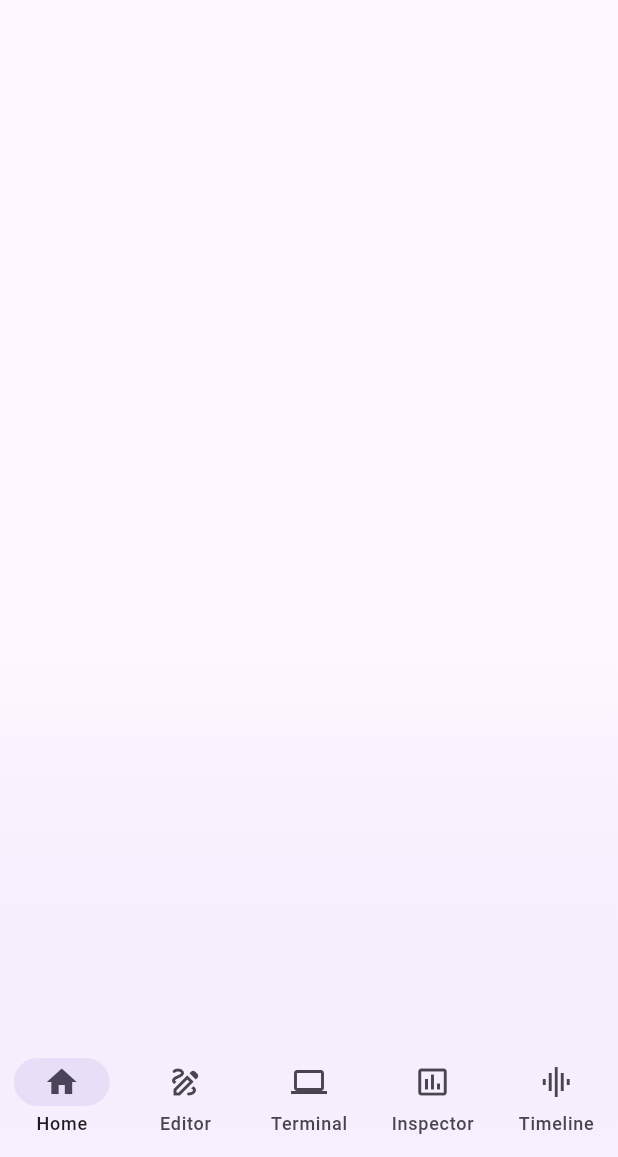
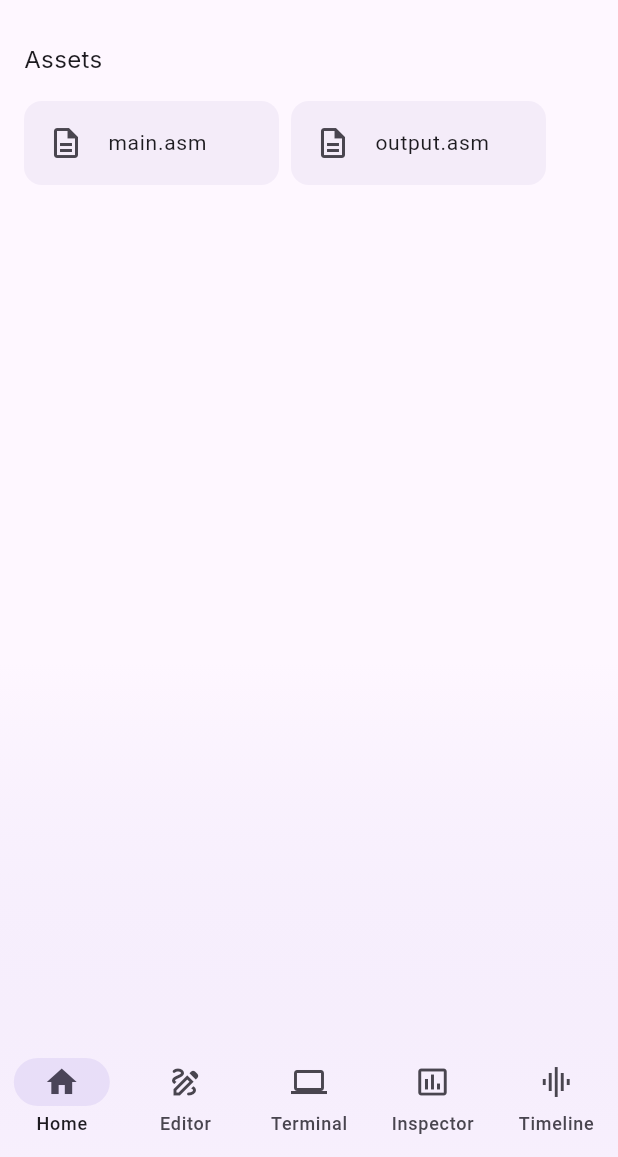
Before and after one commit to ljcucc/sicxe-ide, a Flutter app: the screen it shows after launch, on a phone screen of 412 x 824 dp, the part 79-1236 px from its top. Run offline on Flutter 3.47's test engine with Material 3 defaults, Android fonts, the phone set to English and light mode, and no system bars; drawn by our look-alikes of dynamic_color; our stand-ins replace flutter_markdown, google_fonts; missing offline and left inert: code_text_field, linked_scroll_controller, xterm.

Commit message:
create and apply assets page, change navigation_page_widget to navigation_page_view

```diff
--- a/lib/compact_layout.dart
+++ b/lib/compact_layout.dart
@@ -3,7 +3,7 @@ import 'dart:math';
 import 'package:flutter/material.dart';
 import 'package:provider/provider.dart';
 import 'package:sicxe/navigation_page_provider.dart';
-import 'package:sicxe/navigation_page_widget.dart';
+import 'package:sicxe/navigation_page_view.dart';
 import 'package:sicxe/pages/editor_page/editor_page.dart';
 import 'package:sicxe/pages/home_page/home_page_compact.dart';
 import 'package:sicxe/pages/inspector_page/inspector_page.dart';
--- a/lib/large_layout.dart
+++ b/lib/large_layout.dart
@@ -3,7 +3,7 @@ import 'dart:math';
 import 'package:flutter/material.dart';
 import 'package:provider/provider.dart';
 import 'package:sicxe/navigation_page_provider.dart';
-import 'package:sicxe/navigation_page_widget.dart';
+import 'package:sicxe/navigation_page_view.dart';
 import 'package:sicxe/pages/editor_page/editor_page.dart';
 import 'package:sicxe/pages/home_page/home_page.dart';
 import 'package:sicxe/pages/inspector_page/inspector_page.dart';
@@ -52,7 +52,7 @@ class LargeLayout extends StatelessWidget {
         final pageId = navPageProvider.id;
 
         final pageIndexMap = [
-          NavigationPageId.Home,
+          NavigationPageId.Assets,
           NavigationPageId.Editor,
           NavigationPageId.Terminal,
           NavigationPageId.Timeline,
@@ -66,8 +66,8 @@ class LargeLayout extends StatelessWidget {
         final navigationRail = LargeScreenNavigationRail(
           destinations: const [
             NavigationDestination(
-              icon: Icon(Icons.home),
-              label: "Home",
+              icon: Icon(Icons.folder),
+              label: "Assets",
             ),
             NavigationDestination(
               icon: Icon(Icons.draw_outlined),
--- a/lib/navigation_page_provider.dart
+++ b/lib/navigation_page_provider.dart
@@ -2,6 +2,7 @@ import 'package:flutter/material.dart';
 
 enum NavigationPageId {
   Home,
+  Assets,
   Timeline,
   Inspector,
   Terminal,
@@ -9,7 +10,7 @@ enum NavigationPageId {
 }
 
 class NavigationPageProvider extends ChangeNotifier {
-  NavigationPageId _pageId = NavigationPageId.Home;
+  NavigationPageId _pageId = NavigationPageId.Assets;
 
   NavigationPageId get id {
     return _pageId;
--- a/lib/navigation_page_widget.dart
+++ b/lib/navigation_page_view.dart
@@ -1,6 +1,7 @@
 import 'package:flutter/material.dart';
 import 'package:provider/provider.dart';
 import 'package:sicxe/navigation_page_provider.dart';
+import 'package:sicxe/pages/assets_page/assets_page.dart';
 import 'package:sicxe/pages/editor_page/editor_page.dart';
 import 'package:sicxe/pages/home_page/home_page.dart';
 import 'package:sicxe/pages/inspector_page/inspector_page.dart';
@@ -21,6 +22,7 @@ class NavigationPageView extends StatelessWidget {
           NavigationPageId.Inspector => const InspectorPage(),
           NavigationPageId.Terminal => const TerminalPage(),
           NavigationPageId.Editor => const EditorPage(),
+          NavigationPageId.Assets => const AssetsPage(),
         };
 
         return selectedPage;
--- /dev/null
+++ b/lib/pages/assets_page/assets_page.dart
@@ -0,0 +1,70 @@
+import 'package:flutter/material.dart';
+import 'package:google_fonts/google_fonts.dart';
+import 'package:provider/provider.dart';
+import 'package:sicxe/utils/workflow/editor_workflow.dart';
+
+class AssetsPage extends StatelessWidget {
+  const AssetsPage({super.key});
+
+  @override
+  Widget build(BuildContext context) {
+    return Consumer<EditorWorkflow>(builder: (context, editor, _) {
+      return SingleChildScrollView(
+        padding: EdgeInsets.all(16),
+        child: Container(
+          width: double.infinity,
+          child: Column(
+            crossAxisAlignment: CrossAxisAlignment.start,
+            children: [
+              Padding(
+                padding: EdgeInsets.only(bottom: 16),
+                child: Text(
+                  "Assets",
+                  style: GoogleFonts.inter(
+                    fontSize: 16,
+                    fontWeight: FontWeight.w400,
+                  ),
+                ),
+              ),
+              Wrap(
+                spacing: 8,
+                runSpacing: 8,
+                children: [
+                  for (final key in editor.contents.keys)
+                    Material(
+                      borderRadius: BorderRadius.circular(12),
+                      shadowColor: Colors.transparent,
+                      surfaceTintColor:
+                          Theme.of(context).colorScheme.surfaceTint,
+                      elevation: 2,
+                      child: InkWell(
+                        borderRadius: BorderRadius.circular(12),
+                        onTap: () {},
+                        child: Container(
+                          width: 170,
+                          padding: EdgeInsets.zero,
+                          child: ListTile(
+                            leading: Icon(
+                              switch (key.split(".").last) {
+                                "vobj" => Icons.view_in_ar_outlined,
+                                "asm" => Icons.description_outlined,
+                                String() => Icons.description_outlined,
+                              },
+                            ),
+                            title: Text(
+                              key,
+                              style: TextStyle(fontSize: 14),
+                            ),
+                          ),
+                        ),
+                      ),
+                    ),
+                ],
+              ),
+            ],
+          ),
+        ),
+      );
+    });
+  }
+}
```
